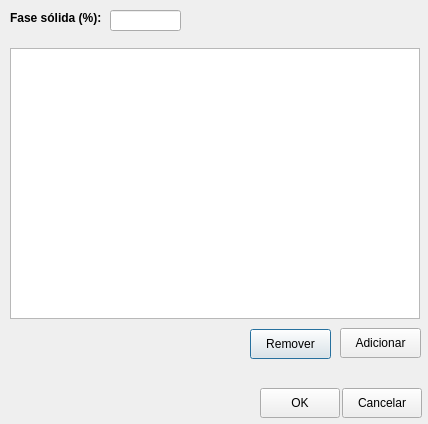
Above: forms/adicaoSistematizadaDeEsferas.ui from lucassimao/Simulacao-Estereologica before the change. Below: the same form after it.
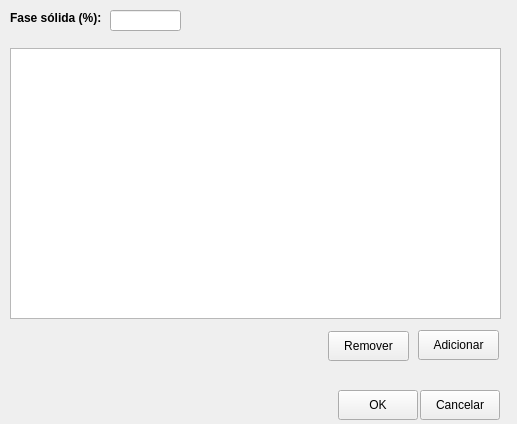
That is the form after the change. Icons and pictures are not drawn.

Commit message: Implementacao da coluna quantidade para a adicao sistematica de esferas

Patch:
```diff
--- a/forms/adicaoSistematizadaDeEsferas.ui
+++ b/forms/adicaoSistematizadaDeEsferas.ui
@@ -9,7 +9,7 @@
    <rect>
     <x>0</x>
     <y>0</y>
-    <width>428</width>
+    <width>517</width>
     <height>424</height>
    </rect>
   </property>
@@ -51,8 +51,8 @@
   <widget class="QPushButton" name="btnRemover">
    <property name="geometry">
     <rect>
-     <x>250</x>
-     <y>329</y>
+     <x>328</x>
+     <y>331</y>
      <width>81</width>
      <height>30</height>
     </rect>
@@ -67,12 +67,15 @@
     <iconset>
      <normaloff>7149_16x16.png</normaloff>7149_16x16.png</iconset>
    </property>
+   <property name="autoDefault">
+    <bool>false</bool>
+   </property>
   </widget>
   <widget class="QPushButton" name="btnAdicionar">
    <property name="geometry">
     <rect>
-     <x>340</x>
-     <y>328</y>
+     <x>418</x>
+     <y>330</y>
      <width>81</width>
      <height>30</height>
     </rect>
@@ -87,12 +90,15 @@
     <iconset>
      <normaloff>8390_16x16.png</normaloff>8390_16x16.png</iconset>
    </property>
+   <property name="autoDefault">
+    <bool>false</bool>
+   </property>
   </widget>
   <widget class="QPushButton" name="btnOK">
    <property name="geometry">
     <rect>
-     <x>260</x>
-     <y>388</y>
+     <x>338</x>
+     <y>390</y>
      <width>80</width>
      <height>30</height>
     </rect>
@@ -100,12 +106,15 @@
    <property name="text">
     <string>OK</string>
    </property>
+   <property name="autoDefault">
+    <bool>false</bool>
+   </property>
   </widget>
   <widget class="QPushButton" name="btnCancelar">
    <property name="geometry">
     <rect>
-     <x>342</x>
-     <y>388</y>
+     <x>420</x>
+     <y>390</y>
      <width>80</width>
      <height>30</height>
     </rect>
@@ -113,13 +122,16 @@
    <property name="text">
     <string>Cancelar</string>
    </property>
+   <property name="autoDefault">
+    <bool>false</bool>
+   </property>
   </widget>
   <widget class="QTableView" name="tableEspecificacao">
    <property name="geometry">
     <rect>
      <x>10</x>
      <y>48</y>
-     <width>410</width>
+     <width>491</width>
      <height>271</height>
     </rect>
    </property>
```
The commit also changes 4 other files.
